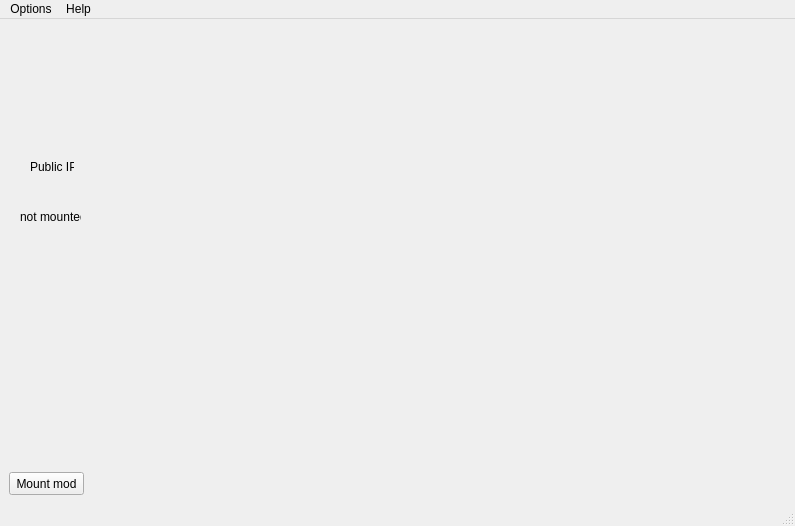
Old version of the form src/Views/MainWindow.ui in the repository Back-Slash-N/modder.
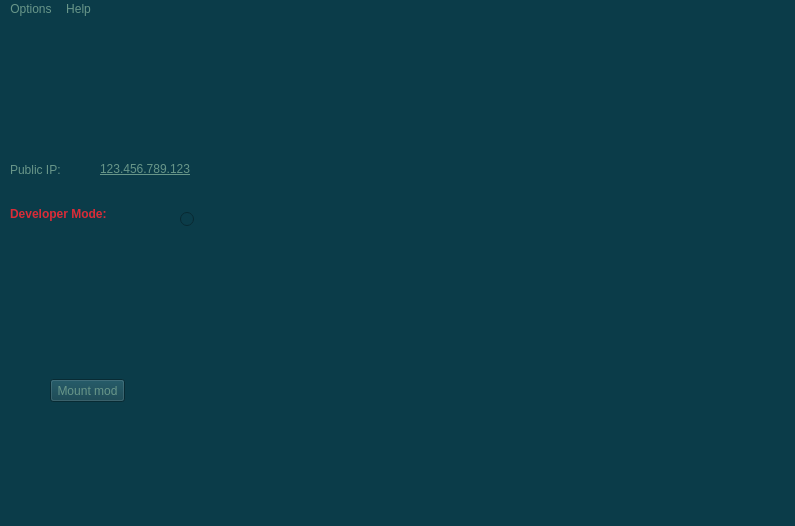
New version of the form. Icons and pictures are not drawn.

What changed in the file:
```diff
--- a/src/Views/MainWindow.ui
+++ b/src/Views/MainWindow.ui
@@ -15,14 +15,19 @@
   </property>
   <property name="windowIcon">
    <iconset>
-    <normaloff>../../Resources/Images/icon.png</normaloff>../../Resources/Images/icon.png</iconset>
+    <normaloff>../../Resources/Images/MainWindowIcon.png</normaloff>../../Resources/Images/MainWindowIcon.png</iconset>
+  </property>
+  <property name="styleSheet">
+   <string notr="true">font: 63 14pt &quot;Quicksand SemiBold&quot;;
+color: rgb(104, 150, 137);
+background-color: rgb(11, 60, 73);</string>
   </property>
   <widget class="QWidget" name="centralwidget">
    <widget class="QPushButton" name="Button_MountMod">
     <property name="geometry">
      <rect>
-      <x>9</x>
-      <y>453</y>
+      <x>50</x>
+      <y>360</y>
       <width>75</width>
       <height>23</height>
      </rect>
@@ -31,19 +36,6 @@
      <string>Mount mod</string>
     </property>
    </widget>
-   <widget class="QLabel" name="Label_ModStatus">
-    <property name="geometry">
-     <rect>
-      <x>20</x>
-      <y>190</y>
-      <width>61</width>
-      <height>16</height>
-     </rect>
-    </property>
-    <property name="text">
-     <string>not mounted</string>
-    </property>
-   </widget>
    <widget class="QLabel" name="label">
     <property name="enabled">
      <bool>true</bool>
@@ -69,16 +61,90 @@
    <widget class="QLabel" name="Label_PublicIP">
     <property name="geometry">
      <rect>
-      <x>30</x>
+      <x>10</x>
       <y>140</y>
-      <width>44</width>
-      <height>16</height>
+      <width>81</width>
+      <height>21</height>
      </rect>
     </property>
     <property name="text">
      <string>Public IP:</string>
     </property>
    </widget>
+   <widget class="QPushButton" name="button_CopyIP">
+    <property name="geometry">
+     <rect>
+      <x>230</x>
+      <y>130</y>
+      <width>21</width>
+      <height>21</height>
+     </rect>
+    </property>
+    <property name="toolTip">
+     <string/>
+    </property>
+    <property name="layoutDirection">
+     <enum>Qt::RightToLeft</enum>
+    </property>
+    <property name="autoFillBackground">
+     <bool>false</bool>
+    </property>
+    <property name="text">
+     <string/>
+    </property>
+    <property name="icon">
+     <iconset>
+      <normaloff>../../Resources/Images/copy-icon2.svg</normaloff>../../Resources/Images/copy-icon2.svg</iconset>
+    </property>
+    <property name="checkable">
+     <bool>false</bool>
+    </property>
+    <property name="flat">
+     <bool>true</bool>
+    </property>
+   </widget>
+   <widget class="QLabel" name="label_PublicIP">
+    <property name="geometry">
+     <rect>
+      <x>100</x>
+      <y>130</y>
+      <width>131</width>
+      <height>41</height>
+     </rect>
+    </property>
+    <property name="text">
+     <string>&lt;html&gt;&lt;head/&gt;&lt;body&gt;&lt;p&gt;&lt;span style=&quot; text-decoration: underline;&quot;&gt;123.456.789.123&lt;/span&gt;&lt;/p&gt;&lt;/body&gt;&lt;/html&gt;</string>
+    </property>
+   </widget>
+   <widget class="QLabel" name="label_3">
+    <property name="geometry">
+     <rect>
+      <x>10</x>
+      <y>180</y>
+      <width>161</width>
+      <height>31</height>
+     </rect>
+    </property>
+    <property name="text">
+     <string>&lt;html&gt;&lt;head/&gt;&lt;body&gt;&lt;p&gt;&lt;span style=&quot; font-weight:600; color:#da2c38;&quot;&gt;Developer Mode:&lt;/span&gt;&lt;/p&gt;&lt;/body&gt;&lt;/html&gt;</string>
+    </property>
+   </widget>
+   <widget class="QRadioButton" name="radioButton">
+    <property name="enabled">
+     <bool>true</bool>
+    </property>
+    <property name="geometry">
+     <rect>
+      <x>180</x>
+      <y>190</y>
+      <width>21</width>
+      <height>21</height>
+     </rect>
+    </property>
+    <property name="text">
+     <string/>
+    </property>
+   </widget>
   </widget>
   <widget class="QMenuBar" name="menubar">
    <property name="geometry">
@@ -86,7 +152,7 @@
      <x>0</x>
      <y>0</y>
      <width>795</width>
-     <height>21</height>
+     <height>34</height>
     </rect>
    </property>
    <widget class="QMenu" name="menuSettings_2">
```
Left out of the diff: 4 changed lines with no effect on the pictures.
